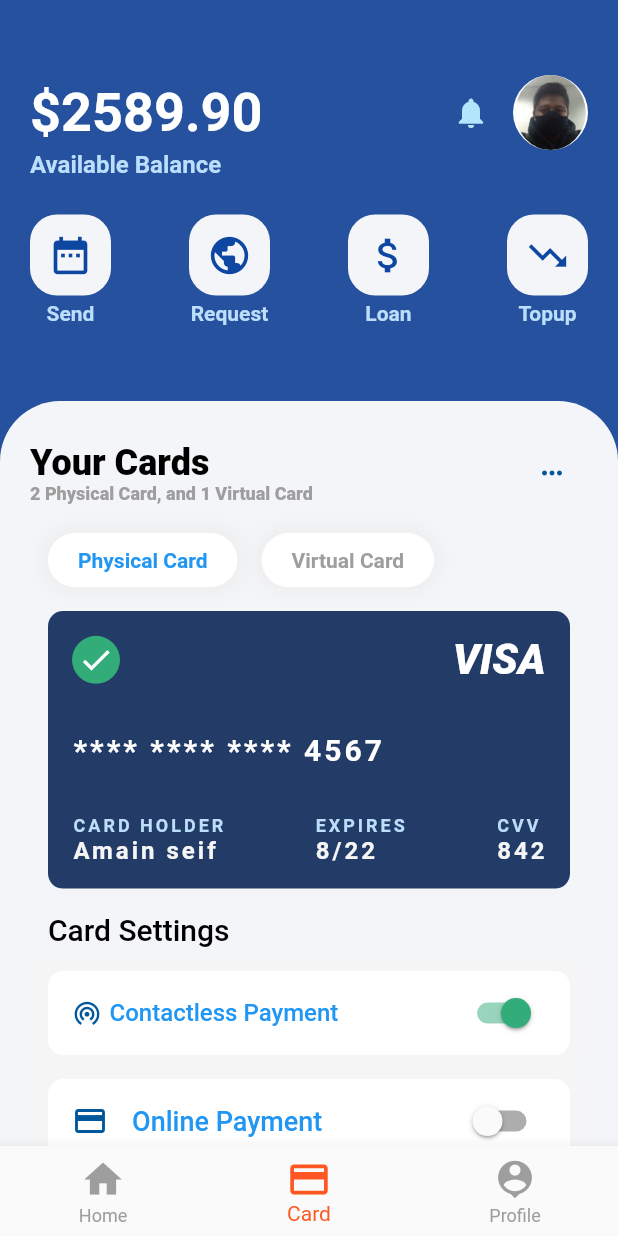
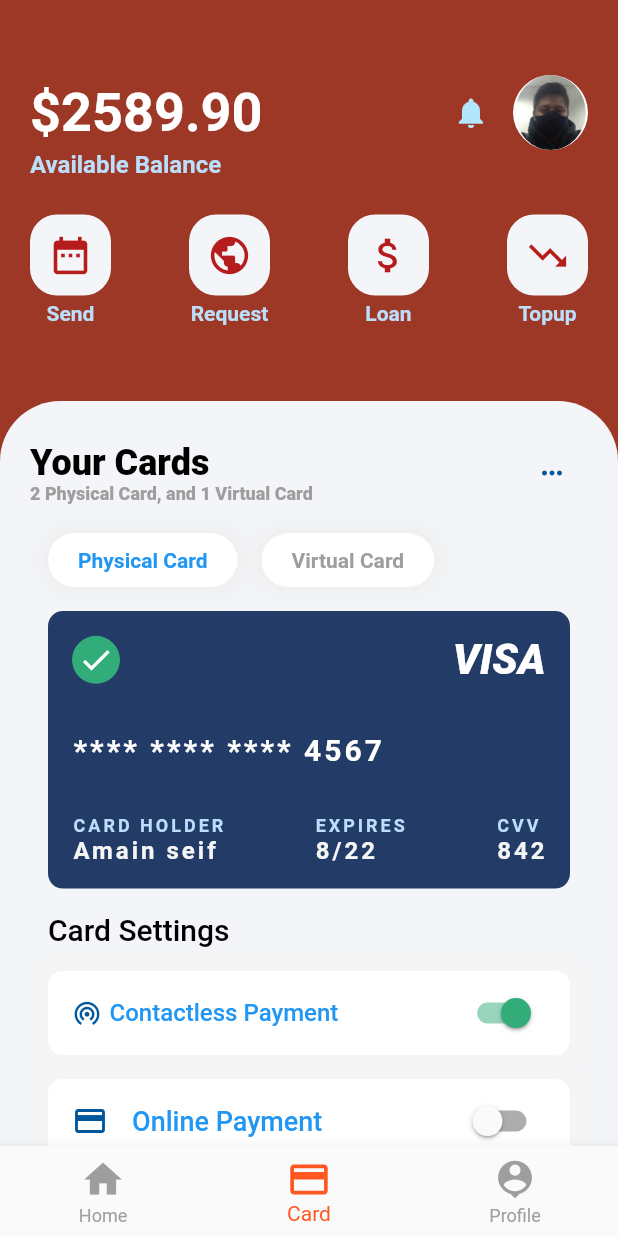
Before and after one commit to ProgrammerAuditore/proyecto-final, a Flutter app: the screen it shows after launch, item 2 of the bottom bar chosen, on a phone screen of 412 x 824 dp. Run offline on Flutter 3.47's test engine with Material 2 defaults, Android fonts, the phone set to English and light mode, and no system bars.

Commit message:
*** dev : Se modifico la pagina Home al mostrar la lista de transacciones de ayer

```diff
--- a/lib/components/OptionPage.dart
+++ b/lib/components/OptionPage.dart
@@ -22,7 +22,7 @@ class OptionPage extends StatelessWidget {
                 borderRadius: BorderRadius.all(Radius.circular(18))),
             child: Icon(
               icono,
-              color: Colors.blue[900],
+              color: Colors.red[900],
               size: 30,
             ),
             padding: EdgeInsets.all(12),
--- a/lib/main.dart
+++ b/lib/main.dart
@@ -53,7 +53,7 @@ class _WalletAppState extends State<WalletApp> {
   @override
   Widget build(BuildContext context) {
     return Scaffold(
-      backgroundColor: Color.fromRGBO(38, 81, 158, 1),
+      backgroundColor: Color.fromARGB(255, 158, 56, 38),
       bottomNavigationBar: BottomNavigationBar(
         currentIndex: selectedTab,
         selectedItemColor: MyAppConfig.appColorPrimary,
--- a/lib/pages/Home/HomeContent.dart
+++ b/lib/pages/Home/HomeContent.dart
@@ -151,7 +151,32 @@ class ContentPage extends StatelessWidget {
                       SizedBox(
                         height: 16,
                       ),
-                      ListView.builder(
+                      transaccionesHoy(),
+                      SizedBox(
+                        height: 16,
+                      ),
+                      Container(
+                        child: Text(
+                          S.of(context).pageHomeContentAyer,
+                          style: TextStyle(
+                              fontSize: 15,
+                              fontWeight: FontWeight.w700,
+                              color: Colors.grey[500]),
+                        ),
+                        padding: EdgeInsets.symmetric(horizontal: 32),
+                      ),
+                      SizedBox(
+                        height: 16,
+                      ),
+                      operacionesAyer()
+                      ,
+                    ],
+                  );
+  }
+}
+
+ListView transaccionesHoy(){
+  return ListView.builder(
     itemBuilder: (context, index) {
       return Container(
         margin: EdgeInsets.symmetric(horizontal: 32),
@@ -225,32 +250,19 @@ class ContentPage extends StatelessWidget {
     itemCount: 2,
     padding: EdgeInsets.all(0),
     controller: ScrollController(keepScrollOffset: false),
-                      ),
-                      SizedBox(
-                        height: 16,
-                      ),
-                      Container(
-                        child: Text(
-                          S.of(context).pageHomeContentAyer,
-                          style: TextStyle(
-                              fontSize: 15,
-                              fontWeight: FontWeight.w700,
-                              color: Colors.grey[500]),
-                        ),
-                        padding: EdgeInsets.symmetric(horizontal: 32),
-                      ),
-                      SizedBox(
-                        height: 16,
-                      ),
-                      ListView.builder(
+  );
+}
+
+ListView operacionesAyer(){
+  return ListView.builder(
     itemBuilder: (context, index) {
       return Container(
-                            margin: EdgeInsets.symmetric(horizontal: 32),
+        margin: EdgeInsets.symmetric(horizontal: 22, vertical: 6),
         padding: EdgeInsets.all(16),
         decoration: BoxDecoration(
             color: Colors.white,
-                                borderRadius:
-                                    BorderRadius.all(Radius.circular(20))),
+
+        ),
         child: Row(
           children: <Widget>[
             Container(
@@ -259,7 +271,7 @@ class ContentPage extends StatelessWidget {
                   borderRadius: BorderRadius.all(
                       Radius.circular(18))),
               child: Icon(
-                                    Icons.directions_car,
+                Icons.airplane_ticket_sharp,
                 color: Colors.lightBlue[900],
               ),
               padding: EdgeInsets.all(12),
@@ -273,7 +285,7 @@ class ContentPage extends StatelessWidget {
                     CrossAxisAlignment.start,
                 children: <Widget>[
                   Text(
-                                        "Petrol",
+                    "Max Airplane",
                     style: TextStyle(
                         fontSize: 18,
                         fontWeight: FontWeight.w700,
@@ -313,11 +325,8 @@ class ContentPage extends StatelessWidget {
       );
     },
     shrinkWrap: true,
-                        itemCount: 2,
+    itemCount: 4,
     padding: EdgeInsets.all(0),
     controller: ScrollController(keepScrollOffset: false),
-                      ),
-                    ],
   );
 }
-}
```
Lines whose indentation alone changed are shown as unchanged.
